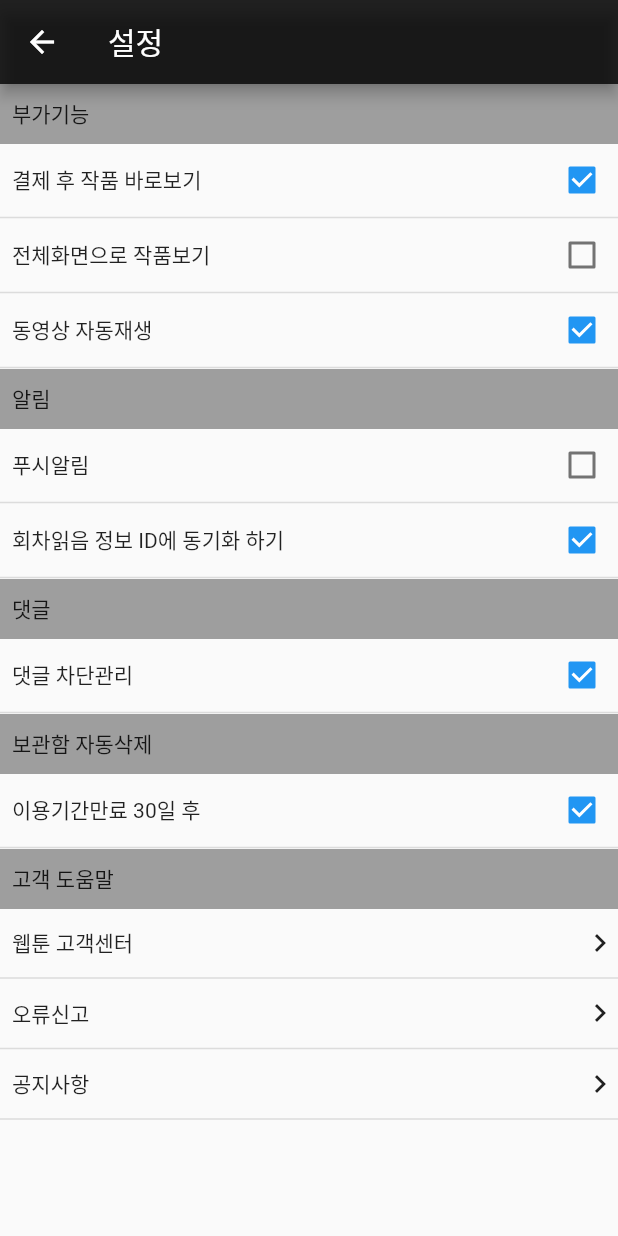
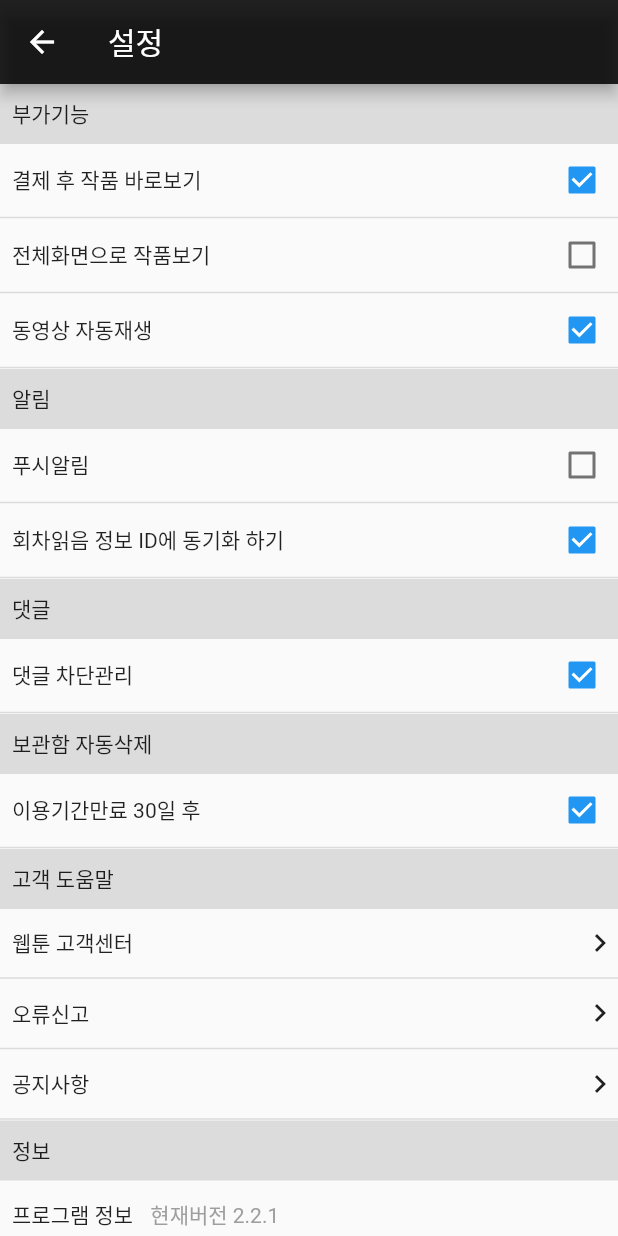
Before and after one commit to 1000bang/naverwebtoon, a Flutter app: the SettingScreen screen opened by its route, on a phone screen of 412 x 824 dp. Run offline on Flutter 3.47's test engine with Material 2 defaults, Android fonts, the phone set to English and light mode, and no system bars; our stand-ins replace carousel_slider, webview_flutter.

Commit message:
setting screen last update

```diff
--- a/lib/pages/more_pages/setting.dart
+++ b/lib/pages/more_pages/setting.dart
@@ -35,8 +35,8 @@ class _SettingScreenState extends State<SettingScreen> {
             _settingItem2("웹툰 고객센터", Icons.navigate_next),
             _settingItem2("오류신고", Icons.navigate_next),
             _settingItem2("공지사항", Icons.navigate_next),
-
-
+            _settingTitle("정보"),
+            _settingItem3("프로그램 정보 "),
           ],
         ),
       ),
@@ -46,7 +46,7 @@ class _SettingScreenState extends State<SettingScreen> {
   Widget _settingTitle(String text) {
     return Container(
       height: 40,
-      decoration: BoxDecoration(color: Colors.grey),
+      decoration: BoxDecoration(color: Color.fromRGBO(220, 220, 220, 1)),
       alignment: Alignment.centerLeft,
       child: Padding(
           padding: EdgeInsets.all(8.0),
@@ -103,4 +103,25 @@ class _SettingScreenState extends State<SettingScreen> {
     );
   }
 
+  Widget _settingItem3(String text) {
+
+    return Column(
+      children: [
+        Container(
+          height: 45,
+          child: Row(
+            children: [
+              Padding(
+                padding: const EdgeInsets.all(8.0),
+                child: Text(text),
+              ),
+              Text("현재버전 2.2.1", style: TextStyle(color: Colors.grey),),
+            ],
+          ),
+        ),
+
+      ],
+    );
+  }
+
 }
```
Also changed, not shown: 3 other files.
